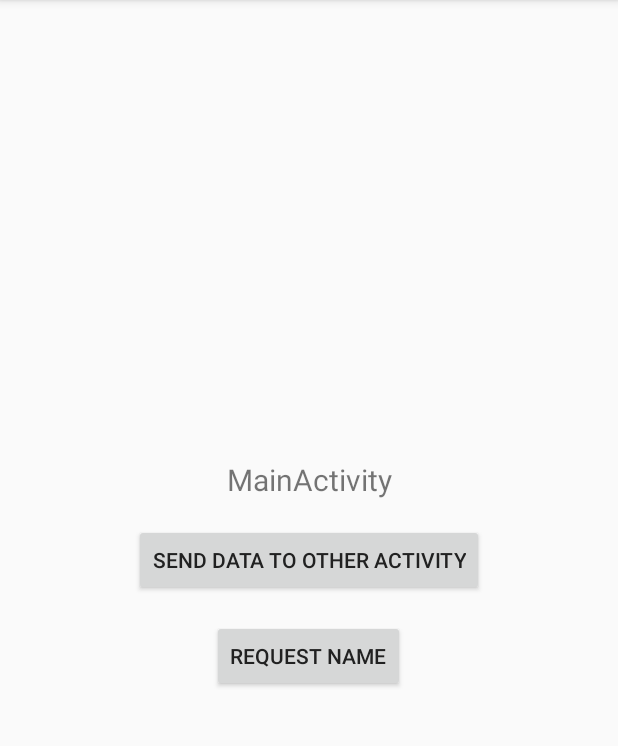
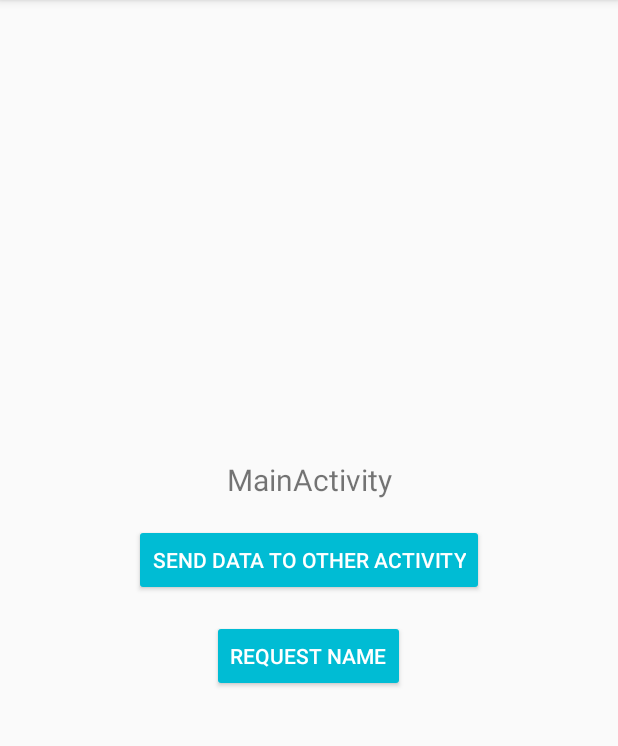
Before and after one commit to udenfox/KSInternshipDemo2020, an Android app: the screen it shows after launch (MainActivity), on a phone screen of 412 x 824 dp, the part 84-830 px from its top. Run offline under Robolectric (Android 15) with nearby library versions, the phone set to English and light mode, and no system bars.

Commit message:
Step3: Problem: same parameters; attr usage

```diff
--- a/app/src/main/AndroidManifest.xml
+++ b/app/src/main/AndroidManifest.xml
@@ -20,7 +20,9 @@
             </intent-filter>
         </activity>
 
-        <activity android:name=".activity.SecondActivity">
+        <activity
+            android:name=".activity.SecondActivity"
+            android:theme="@style/SecondAppTheme">
             <intent-filter>
                 <action android:name="com.keepsolid.ksinternshipdemo2020.ACTION_THIRD_ACTIVITY" />
                 <category android:name="android.intent.category.DEFAULT" />
--- a/app/src/main/res/layout/activity_main.xml
+++ b/app/src/main/res/layout/activity_main.xml
@@ -3,6 +3,7 @@
     xmlns:tools="http://schemas.android.com/tools"
     android:layout_width="match_parent"
     android:layout_height="match_parent"
+    xmlns:app="http://schemas.android.com/apk/res-auto"
     android:gravity="center"
     android:orientation="vertical"
     tools:context=".activity.MainActivity">
@@ -18,12 +19,16 @@
         android:id="@+id/btn_send_data"
         android:layout_width="wrap_content"
         android:layout_height="wrap_content"
+        android:backgroundTint="?attr/colorPrimary"
+        android:textColor="@android:color/white"
         android:layout_marginTop="@dimen/default_margin"
         android:text="@string/send_data_button_text" />
 
     <androidx.appcompat.widget.AppCompatButton
         android:id="@+id/btn_request_name"
         android:layout_width="wrap_content"
+        android:backgroundTint="?attr/colorPrimary"
+        android:textColor="@android:color/white"
         android:layout_height="wrap_content"
         android:layout_marginTop="@dimen/default_margin"
         android:text="@string/request_name_btn_text" />
--- a/app/src/main/res/layout/activity_second.xml
+++ b/app/src/main/res/layout/activity_second.xml
@@ -28,6 +28,8 @@
 
     <androidx.appcompat.widget.AppCompatButton
         android:id="@+id/btn_send"
+        android:backgroundTint="?attr/colorPrimary"
+        android:textColor="@android:color/white"
         android:layout_width="wrap_content"
         android:layout_height="wrap_content"
         android:text="@string/send_btn_text" />
```
